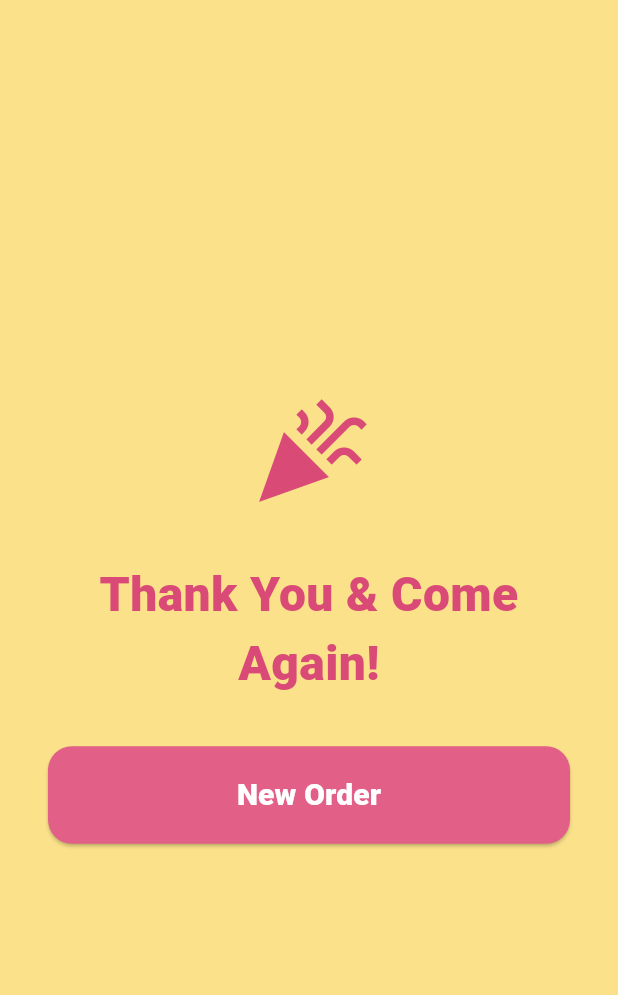
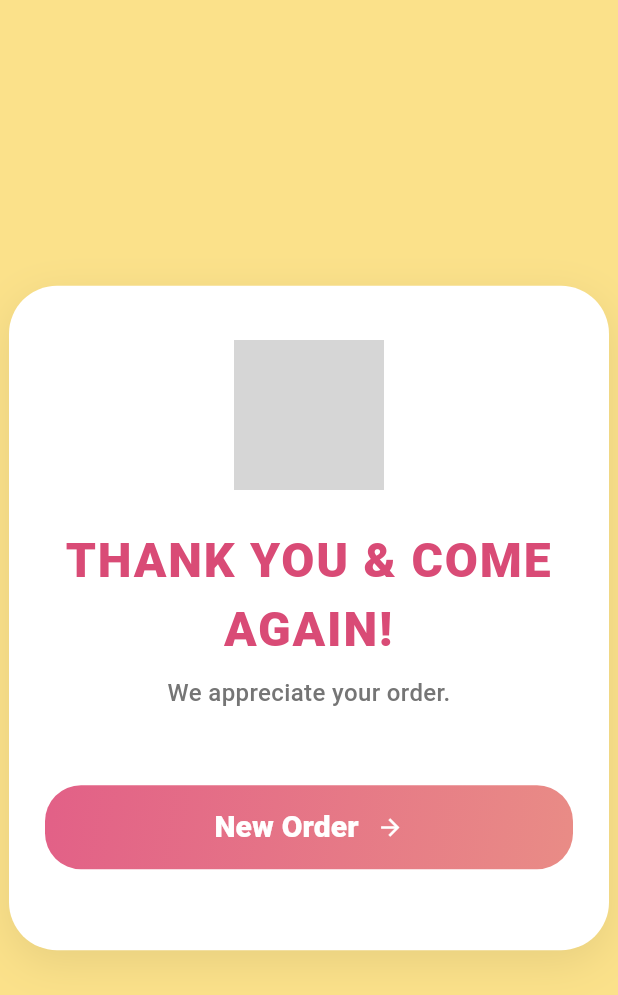
Before and after one commit to Ndkorr/in-bento-cake-kiosk, a Flutter app: the ThankYouScreen screen opened directly, on a phone screen of 412 x 824 dp. Shown: the top 995 px of the screen. Run offline on Flutter 3.47's test engine with Material 3 defaults, Android fonts, the light colour scheme and no system bars; our stand-ins replace google_fonts; missing offline and left inert: model_viewer_plus; Roboto replaces fonts that are missing (Ubuntu); grey boxes are pictures that could not be loaded.

Commit message:
#13 edit thank you screen

```diff
--- a/lib/screens/thank_you_screen.dart
+++ b/lib/screens/thank_you_screen.dart
@@ -11,20 +11,50 @@ class ThankYouScreen extends StatelessWidget {
     return Scaffold(
       backgroundColor: AppColors.cream200,
       body: Center(
-        child: Padding(
-          padding: const EdgeInsets.symmetric(horizontal: 32.0),
+        child: Container(
+          width: 400,
+          constraints: const BoxConstraints(maxWidth: 500),
+          padding: const EdgeInsets.symmetric(horizontal: 24, vertical: 36),
+          decoration: BoxDecoration(
+            color: Colors.white,
+            borderRadius: BorderRadius.circular(32),
+            boxShadow: [
+              BoxShadow(
+                color: Colors.black.withOpacity(0.08),
+                blurRadius: 24,
+                offset: const Offset(0, 8),
+              ),
+            ],
+          ),
           child: Column(
-            mainAxisAlignment: MainAxisAlignment.center,
+            mainAxisSize: MainAxisSize.min,
             children: [
-              Icon(Icons.celebration, color: AppColors.pink700, size: 80),
-              const SizedBox(height: 32),
+              // Logo
+              Image.asset(
+                'assets/icon-original.png',
+                width: 100,
+                height: 100,
+                fit: BoxFit.contain,
+              ),
+              const SizedBox(height: 24),
               Text(
-                'Thank You & Come Again!',
+                'THANK YOU & COME AGAIN!',
                 textAlign: TextAlign.center,
                 style: GoogleFonts.ubuntu(
                   fontSize: 32,
                   fontWeight: FontWeight.w900,
                   color: AppColors.pink700,
+                  letterSpacing: 1.2,
+                ),
+              ),
+              const SizedBox(height: 8),
+              Text(
+                'We appreciate your order.',
+                textAlign: TextAlign.center,
+                style: GoogleFonts.ubuntu(
+                  fontSize: 16,
+                  fontWeight: FontWeight.w500,
+                  color: Colors.grey[600],
                 ),
               ),
               const SizedBox(height: 32),
@@ -32,12 +62,12 @@ class ThankYouScreen extends StatelessWidget {
                 width: double.infinity,
                 child: ElevatedButton(
                   style: ElevatedButton.styleFrom(
-                    backgroundColor: AppColors.pink500,
-                    foregroundColor: Colors.white,
                     padding: const EdgeInsets.symmetric(vertical: 18),
                     shape: RoundedRectangleBorder(
-                      borderRadius: BorderRadius.circular(16),
+                      borderRadius: BorderRadius.circular(24),
                     ),
+                    backgroundColor: Colors.transparent,
+                    shadowColor: Colors.transparent,
                   ),
                   onPressed: () {
                     Navigator.of(context).pushAndRemoveUntil(
@@ -45,11 +75,33 @@ class ThankYouScreen extends StatelessWidget {
                       (route) => false,
                     );
                   },
-                  child: Text(
-                    'New Order',
-                    style: GoogleFonts.ubuntu(
-                      fontSize: 20,
-                      fontWeight: FontWeight.w800,
+                  child: Ink(
+                    decoration: BoxDecoration(
+                      gradient: const LinearGradient(
+                        colors: [AppColors.pink500, AppColors.salmon400],
+                        begin: Alignment.topLeft,
+                        end: Alignment.bottomRight,
+                      ),
+                      borderRadius: BorderRadius.circular(24),
+                    ),
+                    child: Container(
+                      alignment: Alignment.center,
+                      height: 56,
+                      child: Row(
+                        mainAxisAlignment: MainAxisAlignment.center,
+                        children: [
+                          Text(
+                            'New Order',
+                            style: GoogleFonts.ubuntu(
+                              fontSize: 20,
+                              fontWeight: FontWeight.w800,
+                              color: Colors.white,
+                            ),
+                          ),
+                          const SizedBox(width: 12),
+                          const Icon(Icons.arrow_forward, color: Colors.white),
+                        ],
+                      ),
                     ),
                   ),
                 ),
--- a/pubspec.yaml
+++ b/pubspec.yaml
@@ -16,7 +16,7 @@ publish_to: 'none' # Remove this line if you wish to publish to pub.dev
 # https://developer.apple.com/library/archive/documentation/General/Reference/InfoPlistKeyReference/Articles/CoreFoundationKeys.html
 # In Windows, build-name is used as the major, minor, and patch parts
 # of the product and file versions while build-number is used as the build suffix.
-version: 3.3.0
+version: 3.5.0
 
 environment:
   sdk: '>=3.1.0 <4.0.0'
```
